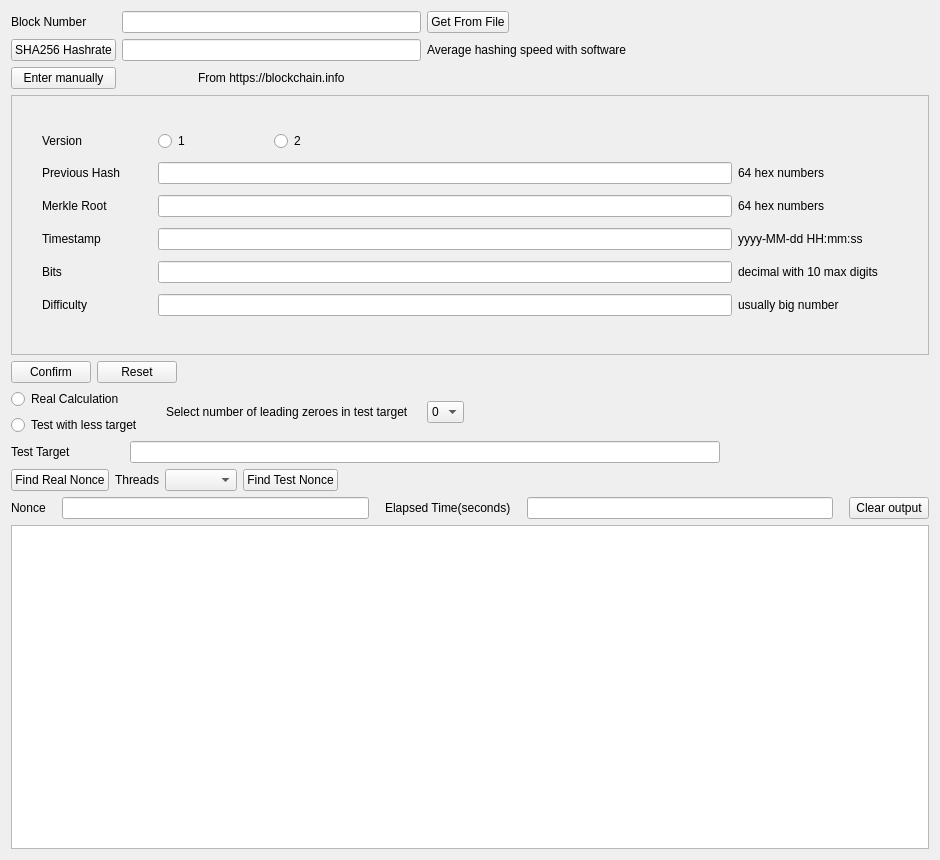
Old version of the form mainwindow.ui in the repository harutyuntagushyan8/Bitcoin_Blockchain.
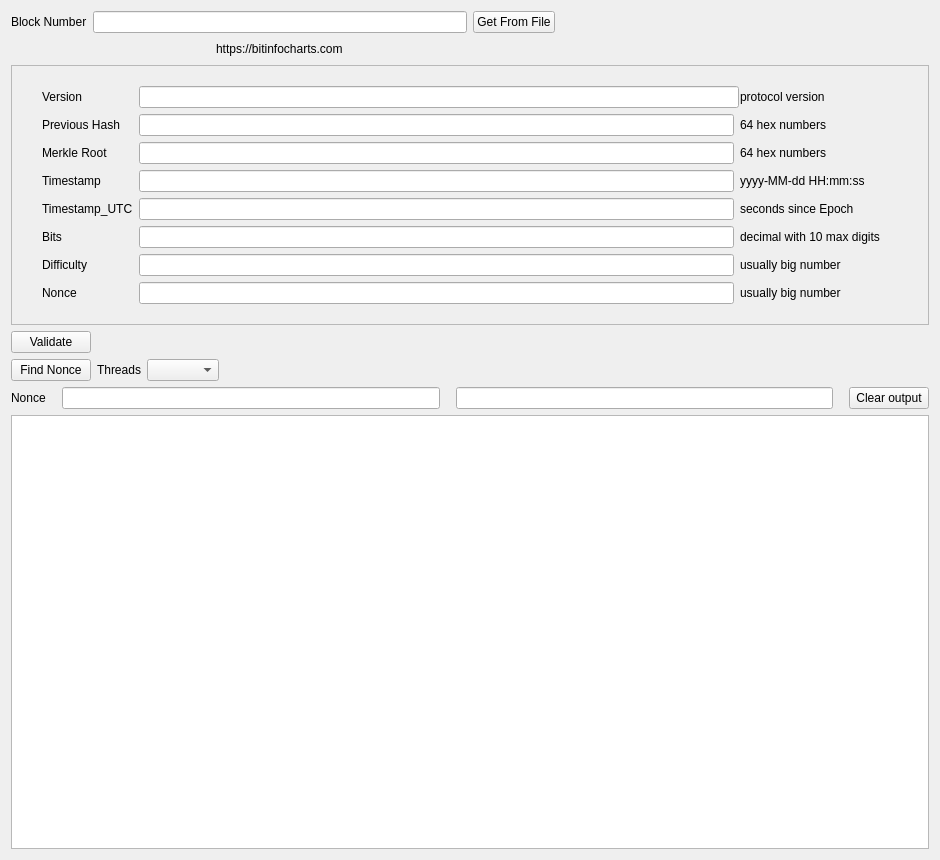
New version of the form. Icons and pictures are not drawn.

```diff
--- a/mainwindow.ui
+++ b/mainwindow.ui
@@ -27,46 +27,6 @@
    <layout class="QVBoxLayout" name="verticalLayout_2">
     <item>
      <layout class="QGridLayout" name="gridLayout">
-      <item row="2" column="3">
-       <spacer name="horizontalSpacer_3">
-        <property name="orientation">
-         <enum>Qt::Horizontal</enum>
-        </property>
-        <property name="sizeHint" stdset="0">
-         <size>
-          <width>40</width>
-          <height>20</height>
-         </size>
-        </property>
-       </spacer>
-      </item>
-      <item row="0" column="3">
-       <spacer name="horizontalSpacer">
-        <property name="orientation">
-         <enum>Qt::Horizontal</enum>
-        </property>
-        <property name="sizeHint" stdset="0">
-         <size>
-          <width>40</width>
-          <height>20</height>
-         </size>
-        </property>
-       </spacer>
-      </item>
-      <item row="1" column="1">
-       <widget class="QLineEdit" name="lineEdit_hashrate">
-        <property name="readOnly">
-         <bool>true</bool>
-        </property>
-       </widget>
-      </item>
-      <item row="2" column="0">
-       <widget class="QPushButton" name="pushButton_enterManually">
-        <property name="text">
-         <string>Enter manually</string>
-        </property>
-       </widget>
-      </item>
       <item row="0" column="1">
        <widget class="QLineEdit" name="lineEdit_block">
         <property name="readOnly">
@@ -74,6 +34,39 @@
         </property>
        </widget>
       </item>
+      <item row="1" column="3">
+       <spacer name="horizontalSpacer_3">
+        <property name="orientation">
+         <enum>Qt::Orientation::Horizontal</enum>
+        </property>
+        <property name="sizeHint" stdset="0">
+         <size>
+          <width>40</width>
+          <height>20</height>
+         </size>
+        </property>
+       </spacer>
+      </item>
+      <item row="1" column="1" alignment="Qt::AlignmentFlag::AlignHCenter">
+       <widget class="QLabel" name="label_blockchainInfo">
+        <property name="text">
+         <string>https://bitinfocharts.com</string>
+        </property>
+       </widget>
+      </item>
+      <item row="0" column="3">
+       <spacer name="horizontalSpacer">
+        <property name="orientation">
+         <enum>Qt::Orientation::Horizontal</enum>
+        </property>
+        <property name="sizeHint" stdset="0">
+         <size>
+          <width>40</width>
+          <height>20</height>
+         </size>
+        </property>
+       </spacer>
+      </item>
       <item row="0" column="0">
        <widget class="QLabel" name="label_blockNumber">
         <property name="text">
@@ -81,60 +74,20 @@
         </property>
        </widget>
       </item>
-      <item row="1" column="0">
-       <widget class="QPushButton" name="pushButton_hashrate">
-        <property name="text">
-         <string>SHA256 Hashrate</string>
-        </property>
-       </widget>
-      </item>
-      <item row="2" column="1" alignment="Qt::AlignHCenter">
-       <widget class="QLabel" name="label_blockchainInfo">
-        <property name="text">
-         <string>From https://blockchain.info</string>
-        </property>
-       </widget>
-      </item>
-      <item row="1" column="3">
-       <spacer name="horizontalSpacer_2">
-        <property name="orientation">
-         <enum>Qt::Horizontal</enum>
-        </property>
-        <property name="sizeHint" stdset="0">
-         <size>
-          <width>40</width>
-          <height>20</height>
-         </size>
-        </property>
-       </spacer>
-      </item>
-      <item row="0" column="2" alignment="Qt::AlignLeft">
+      <item row="0" column="2" alignment="Qt::AlignmentFlag::AlignLeft">
        <widget class="QPushButton" name="pushButton_getBlockInformation">
         <property name="text">
          <string>Get From File</string>
         </property>
        </widget>
       </item>
-      <item row="1" column="2">
-       <widget class="QLabel" name="label_hashrateText">
-        <property name="maximumSize">
-         <size>
-          <width>280</width>
-          <height>16777215</height>
-         </size>
-        </property>
-        <property name="text">
-         <string>Average hashing speed with software </string>
-        </property>
-       </widget>
-      </item>
      </layout>
     </item>
     <item>
      <widget class="QFrame" name="frame_block">
       <property name="minimumSize">
        <size>
-        <width>500</width>
+        <width>400</width>
         <height>260</height>
        </size>
       </property>
@@ -154,19 +107,70 @@
        <property name="geometry">
         <rect>
          <x>20</x>
-         <y>20</y>
-         <width>881</width>
-         <height>221</height>
+         <y>10</y>
+         <width>883</width>
+         <height>241</height>
         </rect>
        </property>
        <layout class="QGridLayout" name="gridLayout__block">
-        <item row="2" column="6">
+        <item row="1" column="3">
+         <widget class="QLabel" name="label_previousHashHint">
+          <property name="minimumSize">
+           <size>
+            <width>163</width>
+            <height>22</height>
+           </size>
+          </property>
+          <property name="text">
+           <string>64 hex numbers</string>
+          </property>
+         </widget>
+        </item>
+        <item row="4" column="0">
+         <widget class="QLabel" name="label_timestamp_utc">
+          <property name="text">
+           <string>Timestamp_UTC</string>
+          </property>
+         </widget>
+        </item>
+        <item row="0" column="1" colspan="2">
+         <widget class="QLineEdit" name="lineEdit_version">
+          <property name="minimumSize">
+           <size>
+            <width>600</width>
+            <height>0</height>
+           </size>
+          </property>
+         </widget>
+        </item>
+        <item row="0" column="0">
+         <widget class="QLabel" name="label_version">
+          <property name="text">
+           <string>Version</string>
+          </property>
+         </widget>
+        </item>
+        <item row="2" column="3">
          <widget class="QLabel" name="label_merkleRootHint">
           <property name="text">
            <string>64 hex numbers</string>
           </property>
          </widget>
         </item>
+        <item row="0" column="3">
+         <widget class="QLabel" name="label_versionHint">
+          <property name="text">
+           <string>protocol version</string>
+          </property>
+         </widget>
+        </item>
+        <item row="5" column="1" colspan="2">
+         <widget class="QLineEdit" name="lineEdit_bits">
+          <property name="maxLength">
+           <number>10</number>
+          </property>
+         </widget>
+        </item>
         <item row="3" column="0">
          <widget class="QLabel" name="label_timestamp">
           <property name="text">
@@ -174,83 +178,83 @@
           </property>
          </widget>
         </item>
-        <item row="3" column="1" colspan="5">
+        <item row="1" column="1" colspan="2">
+         <widget class="QLineEdit" name="lineEdit_previousHash">
+          <property name="maxLength">
+           <number>64</number>
+          </property>
+         </widget>
+        </item>
+        <item row="3" column="1" colspan="2">
          <widget class="QLineEdit" name="lineEdit_timestamp">
           <property name="maxLength">
            <number>19</number>
           </property>
          </widget>
         </item>
-        <item row="3" column="6">
+        <item row="4" column="3">
+         <widget class="QLabel" name="label_timestampHint_utc">
+          <property name="text">
+           <string>seconds since Epoch</string>
+          </property>
+         </widget>
+        </item>
+        <item row="2" column="0">
+         <widget class="QLabel" name="label_merkleRoot">
+          <property name="text">
+           <string>Merkle Root</string>
+          </property>
+         </widget>
+        </item>
+        <item row="5" column="3">
+         <widget class="QLabel" name="label_bitsHint">
+          <property name="text">
+           <string>decimal with 10 max digits</string>
+          </property>
+         </widget>
+        </item>
+        <item row="3" column="3">
          <widget class="QLabel" name="label_timestampHint">
           <property name="text">
            <string>yyyy-MM-dd HH:mm:ss</string>
           </property>
          </widget>
         </item>
-        <item row="4" column="0">
+        <item row="7" column="0">
+         <widget class="QLabel" name="label_nonce_real">
+          <property name="text">
+           <string>Nonce</string>
+          </property>
+         </widget>
+        </item>
+        <item row="2" column="1" colspan="2">
+         <widget class="QLineEdit" name="lineEdit_merkleRoot">
+          <property name="maxLength">
+           <number>64</number>
+          </property>
+         </widget>
+        </item>
+        <item row="6" column="1" colspan="2">
+         <widget class="QLineEdit" name="lineEdit_difficulty">
+          <property name="maxLength">
+           <number>12</number>
+          </property>
+         </widget>
+        </item>
+        <item row="5" column="0">
          <widget class="QLabel" name="label_bits">
           <property name="text">
            <string>Bits</string>
           </property>
          </widget>
         </item>
-        <item row="0" column="2">
-         <widget class="QRadioButton" name="radioButton_version2">
-          <property name="text">
-           <string>2</string>
-          </property>
-         </widget>
-        </item>
-        <item row="0" column="0">
-         <widget class="QLabel" name="label_version">
-          <property name="text">
-           <string>Version</string>
-          </property>
-         </widget>
-        </item>
-        <item row="0" column="1">
-         <widget class="QRadioButton" name="radioButton_version1">
-          <property name="text">
-           <string>1</string>
-          </property>
-         </widget>
-        </item>
-        <item row="5" column="6">
-         <widget class="QLabel" name="label_difficultyHint">
-          <property name="text">
-           <string>usually big number</string>
-          </property>
-         </widget>
-        </item>
-        <item row="4" column="6">
-         <widget class="QLabel" name="label_bitsHint">
-          <property name="text">
-           <string>decimal with 10 max digits</string>
-          </property>
-         </widget>
-        </item>
-        <item row="4" column="1" colspan="5">
-         <widget class="QLineEdit" name="lineEdit_bits">
-          <property name="maxLength">
-           <number>10</number>
-          </property>
-         </widget>
-        </item>
-        <item row="5" column="0">
+        <item row="6" column="0">
          <widget class="QLabel" name="label_difficulty">
           <property name="text">
            <string>Difficulty</string>
           </property>
          </widget>
         </item>
-        <item row="0" column="6">
-         <widget class="QLabel" name="label_versionHint">
-          <property name="text">
-           <string/>
-          </property>
-         </widget>
-        </item>
         <item row="1" column="0">
          <widget class="QLabel" name="label_previousHash">
           <property name="text">
@@ -258,47 +262,34 @@
           </property>
          </widget>
         </item>
-        <item row="2" column="0">
-         <widget class="QLabel" name="label_merkleRoot">
+        <item row="6" column="3">
+         <widget class="QLabel" name="label_difficultyHint">
           <property name="text">
-           <string>Merkle Root</string>
+           <string>usually big number</string>
           </property>
          </widget>
         </item>
-        <item row="1" column="1" colspan="5">
-         <widget class="QLineEdit" name="lineEdit_previousHash">
-          <property name="maxLength">
-           <number>64</number>
-          </property>
-         </widget>
-        </item>
-        <item row="1" column="6">
-         <widget class="QLabel" name="label_previousHashHint">
-          <property name="minimumSize">
-           <size>
-            <width>163</width>
-            <height>22</height>
-           </size>
-          </property>
+        <item row="7" column="3">
+         <widget class="QLabel" name="label_real_nonceHint">
           <property name="text">
-           <string>64 hex numbers</string>
+           <string>usually big number</string>
           </property>
          </widget>
         </item>
-        <item row="2" column="1" colspan="5">
-         <widget class="QLineEdit" name="lineEdit_merkleRoot">
-          <property name="maxLength">
-           <number>64</number>
-          </property>
-         </widget>
-        </item>
-        <item row="5" column="1" colspan="5">
-         <widget class="QLineEdit" name="lineEdit_difficulty">
+        <item row="7" column="1" colspan="2">
+         <widget class="QLineEdit" name="lineEdit_nonce_real">
           <property name="maxLength">
            <number>12</number>
           </property>
          </widget>
         </item>
+        <item row="4" column="1" colspan="2">
+         <widget class="QLineEdit" name="lineEdit_timestamp_utc">
+          <property name="maxLength">
+           <number>19</number>
+          </property>
+         </widget>
+        </item>
        </layout>
       </widget>
      </widget>
@@ -308,14 +299,7 @@
       <item>
        <widget class="QPushButton" name="pushButton_confirm">
         <property name="text">
-         <string>Confirm</string>
-        </property>
-       </widget>
-      </item>
-      <item>
-       <widget class="QPushButton" name="pushButton_reset">
-        <property name="text">
-         <string>Reset</string>
+         <string>Validate</string>
         </property>
        </widget>
       </item>
@@ -343,137 +327,10 @@
        <number>0</number>
       </property>
       <item>
-       <layout class="QVBoxLayout" name="verticalLayout">
-        <item>
-         <widget class="QRadioButton" name="radioButton_realCalc">
-          <property name="text">
-           <string>Real Calculation</string>
-          </property>
-         </widget>
-        </item>
-        <item>
-         <widget class="QRadioButton" name="radioButton_testCalc">
-          <property name="text">
-           <string>Test with less target</string>
-          </property>
-         </widget>
-        </item>
-       </layout>
+       <layout class="QVBoxLayout" name="verticalLayout"/>
       </item>
       <item>
-       <layout class="QHBoxLayout" name="horizontalLayout_2">
-        <item>
-         <widget class="QLabel" name="label_zeroes">
-          <property name="text">
-           <string>     Select number of leading zeroes in test target    </string>
-          </property>
-          <property name="alignment">
-           <set>Qt::AlignCenter</set>
-          </property>
-         </widget>
-        </item>
-        <item>
-         <widget class="QComboBox" name="comboBox_zeroes">
-          <property name="enabled">
-           <bool>true</bool>
-          </property>
-          <item>
-           <property name="text">
-            <string>0</string>
-           </property>
-          </item>
-          <item>
-           <property name="text">
-            <string>1</string>
-           </property>
-          </item>
-          <item>
-           <property name="text">
-            <string>2</string>
-           </property>
-          </item>
-          <item>
-           <property name="text">
-            <string>3</string>
-           </property>
-          </item>
-          <item>
-           <property name="text">
-            <string>4</string>
-           </property>
-          </item>
-          <item>
-           <property name="text">
-            <string>5</string>
-           </property>
-          </item>
-          <item>
-           <property name="text">
-            <string>6</string>
-           </property>
-          </item>
-          <item>
-           <property name="text">
-            <string>7</string>
-           </property>
-          </item>
-          <item>
-           <property name="text">
-            <string>8</string>
-           </property>
-          </item>
-         </widget>
-        </item>
-       </layout>
-      </item>
-      <item>
-       <spacer name="horizontalSpacer_7">
-        <property name="orientation">
-         <enum>Qt::Horizontal</enum>
-        </property>
-        <property name="sizeHint" stdset="0">
-         <size>
-          <width>40</width>
-          <height>20</height>
-         </size>
-        </property>
-       </spacer>
-      </item>
-     </layout>
-    </item>
-    <item>
-     <layout class="QHBoxLayout" name="horizontalLayout_4">
-      <property name="spacing">
-       <number>59</number>
-      </property>
-      <property name="rightMargin">
-       <number>209</number>
-      </property>
-      <item>
-       <widget class="QLabel" name="label_target">
-        <property name="text">
-         <string>Test Target</string>
-        </property>
-       </widget>
-      </item>
-      <item>
-       <widget class="QLineEdit" name="lineEdit_target">
-        <property name="sizePolicy">
-         <sizepolicy hsizetype="Expanding" vsizetype="Fixed">
-          <horstretch>0</horstretch>
-          <verstretch>0</verstretch>
-         </sizepolicy>
-        </property>
-        <property name="text">
-         <string/>
-        </property>
-        <property name="maxLength">
-         <number>64</number>
-        </property>
-        <property name="frame">
-         <bool>true</bool>
-        </property>
-       </widget>
+       <layout class="QHBoxLayout" name="horizontalLayout_2"/>
       </item>
      </layout>
     </item>
@@ -482,7 +339,7 @@
       <item>
        <widget class="QPushButton" name="pushButton_findRealNonce">
         <property name="text">
-         <string>Find Real Nonce</string>
+         <string>Find Nonce</string>
         </property>
        </widget>
       </item>
@@ -496,13 +353,6 @@
       <item>
        <widget class="QComboBox" name="comboBox_threads"/>
       </item>
-      <item>
-       <widget class="QPushButton" name="pushButton_findTestNonce">
-        <property name="text">
-         <string>Find Test Nonce</string>
-        </property>
-       </widget>
-      </item>
       <item>
        <spacer name="horizontalSpacer_5">
         <property name="orientation">
@@ -540,13 +390,6 @@
         </property>
        </widget>
       </item>
-      <item>
-       <widget class="QLabel" name="label_elapsedTime">
-        <property name="text">
-         <string>Elapsed Time(seconds)</string>
-        </property>
-       </widget>
-      </item>
       <item>
        <widget class="QLineEdit" name="lineEdit_elapsedTime">
         <property name="readOnly">
```
Left out of the diff: 14 changed lines with no effect on the pictures.
